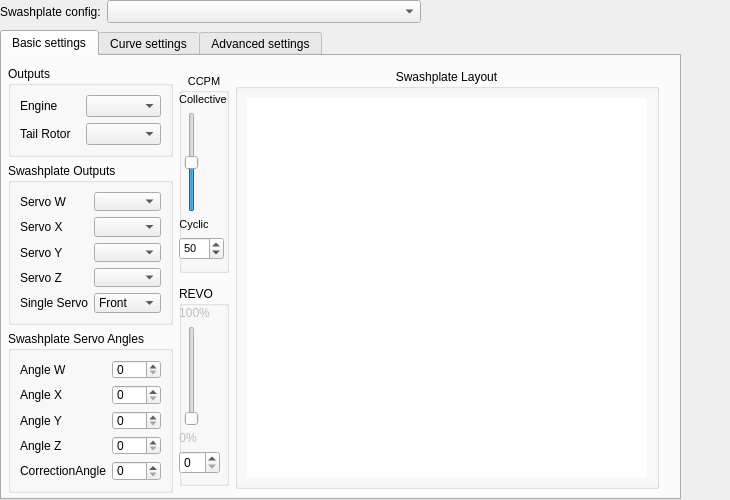
Qt form ground/src/plugins/config/ccpm.ui (openpilot/OpenPilot) before a commit.
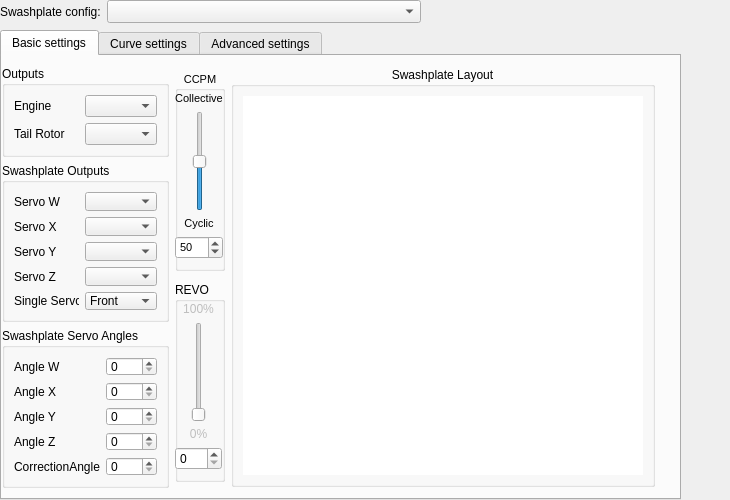
The same form after that commit. The open tabs and pages were chosen to show the change. Custom widgets are drawn as their Qt base class.

Commit message: Minor UI changes to ccpm config

```diff
--- a/ground/src/plugins/config/ccpm.ui
+++ b/ground/src/plugins/config/ccpm.ui
@@ -61,24 +61,21 @@
       <rect>
        <x>0</x>
        <y>10</y>
-       <width>657</width>
-       <height>427</height>
+       <width>656</width>
+       <height>422</height>
       </rect>
      </property>
-     <layout class="QHBoxLayout" name="horizontalLayout_4">
-      <item>
-       <layout class="QFormLayout" name="formLayout">
-        <property name="fieldGrowthPolicy">
-         <enum>QFormLayout::AllNonFixedFieldsGrow</enum>
-        </property>
-        <item row="1" column="1">
+     <layout class="QGridLayout" name="gridLayout_9">
+      <item row="0" column="0">
+       <layout class="QGridLayout" name="gridLayout_8">
+        <item row="0" column="0">
          <widget class="QGroupBox" name="SwashplateBox_2">
           <property name="title">
            <string>Outputs</string>
           </property>
           <layout class="QVBoxLayout" name="verticalLayout_16">
            <item>
-            <layout class="QFormLayout" name="formLayout_3">
+            <layout class="QGridLayout" name="gridLayout_11">
              <item row="0" column="0">
               <widget class="QLabel" name="ccpmEngineLabel">
                <property name="text">
@@ -110,17 +107,14 @@
           </layout>
          </widget>
         </item>
-        <item row="2" column="1">
+        <item row="1" column="0">
          <widget class="QGroupBox" name="SwashplateBox">
           <property name="title">
            <string>Swashplate Outputs</string>
           </property>
           <layout class="QVBoxLayout" name="verticalLayout_13">
            <item>
-            <layout class="QFormLayout" name="formLayout_2">
-             <property name="fieldGrowthPolicy">
-              <enum>QFormLayout::AllNonFixedFieldsGrow</enum>
-             </property>
+            <layout class="QGridLayout" name="gridLayout_10">
              <item row="0" column="0">
               <widget class="QLabel" name="ccpmServoWLabel">
                <property name="enabled">
@@ -162,6 +156,31 @@
                </property>
               </widget>
              </item>
+             <item row="1" column="0">
+              <widget class="QLabel" name="ccpmServoXLabel">
+               <property name="sizePolicy">
+                <sizepolicy hsizetype="MinimumExpanding" vsizetype="Preferred">
+                 <horstretch>1</horstretch>
+                 <verstretch>1</verstretch>
+                </sizepolicy>
+               </property>
+               <property name="minimumSize">
+                <size>
+                 <width>50</width>
+                 <height>0</height>
+                </size>
+               </property>
+               <property name="maximumSize">
+                <size>
+                 <width>85</width>
+                 <height>16777215</height>
+                </size>
+               </property>
+               <property name="text">
+                <string>Servo X</string>
+               </property>
+              </widget>
+             </item>
              <item row="1" column="1">
               <widget class="QComboBox" name="ccpmServoXChannel">
                <property name="sizePolicy">
@@ -248,8 +267,8 @@
                </property>
               </widget>
              </item>
-             <item row="1" column="0">
-              <widget class="QLabel" name="ccpmServoXLabel">
+             <item row="4" column="0">
+              <widget class="QLabel" name="ccpmServoZLabel_3">
                <property name="sizePolicy">
                 <sizepolicy hsizetype="MinimumExpanding" vsizetype="Preferred">
                  <horstretch>1</horstretch>
@@ -269,7 +288,7 @@
                 </size>
                </property>
                <property name="text">
-                <string>Servo X</string>
+                <string>Single Servo</string>
                </property>
               </widget>
              </item>
@@ -303,48 +322,20 @@
                </item>
               </widget>
              </item>
-             <item row="4" column="0">
-              <widget class="QLabel" name="ccpmServoZLabel_3">
-               <property name="sizePolicy">
-                <sizepolicy hsizetype="MinimumExpanding" vsizetype="Preferred">
-                 <horstretch>1</horstretch>
-                 <verstretch>1</verstretch>
-                </sizepolicy>
-               </property>
-               <property name="minimumSize">
-                <size>
-                 <width>50</width>
-                 <height>0</height>
-                </size>
-               </property>
-               <property name="maximumSize">
-                <size>
-                 <width>85</width>
-                 <height>16777215</height>
-                </size>
-               </property>
-               <property name="text">
-                <string>Single Servo</string>
-               </property>
-              </widget>
-             </item>
             </layout>
            </item>
           </layout>
          </widget>
         </item>
-        <item row="3" column="1">
+        <item row="2" column="0">
          <widget class="QGroupBox" name="SwashplateBox_3">
           <property name="title">
            <string>Swashplate Servo Angles</string>
           </property>
           <layout class="QVBoxLayout" name="verticalLayout_15">
            <item>
-            <layout class="QFormLayout" name="formLayout_4">
-             <property name="fieldGrowthPolicy">
-              <enum>QFormLayout::AllNonFixedFieldsGrow</enum>
-             </property>
-             <item row="1" column="0">
+            <layout class="QGridLayout" name="gridLayout_12">
+             <item row="0" column="0">
               <widget class="QLabel" name="ccpmServoWLabel_2">
                <property name="enabled">
                 <bool>true</bool>
@@ -360,7 +351,7 @@
                </property>
               </widget>
              </item>
-             <item row="1" column="1">
+             <item row="0" column="1">
               <widget class="QDoubleSpinBox" name="ccpmAngleW">
                <property name="decimals">
                 <number>0</number>
@@ -373,7 +364,7 @@
                </property>
               </widget>
              </item>
-             <item row="2" column="0">
+             <item row="1" column="0">
               <widget class="QLabel" name="ccpmServoXLabel_2">
                <property name="minimumSize">
                 <size>
@@ -386,7 +377,20 @@
                </property>
               </widget>
              </item>
-             <item row="3" column="0">
+             <item row="1" column="1">
+              <widget class="QDoubleSpinBox" name="ccpmAngleX">
+               <property name="decimals">
+                <number>0</number>
+               </property>
+               <property name="maximum">
+                <double>360.000000000000000</double>
+               </property>
+               <property name="singleStep">
+                <double>15.000000000000000</double>
+               </property>
+              </widget>
+             </item>
+             <item row="2" column="0">
               <widget class="QLabel" name="ccpmServoYLabel_2">
                <property name="enabled">
                 <bool>true</bool>
@@ -402,14 +406,27 @@
                </property>
               </widget>
              </item>
-             <item row="4" column="0">
+             <item row="2" column="1">
+              <widget class="QDoubleSpinBox" name="ccpmAngleY">
+               <property name="decimals">
+                <number>0</number>
+               </property>
+               <property name="maximum">
+                <double>360.000000000000000</double>
+               </property>
+               <property name="singleStep">
+                <double>15.000000000000000</double>
+               </property>
+              </widget>
+             </item>
+             <item row="3" column="0">
               <widget class="QLabel" name="ccpmServoZLabel_2">
                <property name="text">
                 <string>Angle Z</string>
                </property>
               </widget>
              </item>
-             <item row="4" column="1">
+             <item row="3" column="1">
               <widget class="QDoubleSpinBox" name="ccpmAngleZ">
                <property name="decimals">
                 <number>0</number>
@@ -422,33 +439,7 @@
                </property>
               </widget>
              </item>
-             <item row="3" column="1">
-              <widget class="QDoubleSpinBox" name="ccpmAngleY">
-               <property name="decimals">
-                <number>0</number>
-               </property>
-               <property name="maximum">
-                <double>360.000000000000000</double>
-               </property>
-               <property name="singleStep">
-                <double>15.000000000000000</double>
-               </property>
-              </widget>
-             </item>
-             <item row="2" column="1">
-              <widget class="QDoubleSpinBox" name="ccpmAngleX">
-               <property name="decimals">
-                <number>0</number>
-               </property>
-               <property name="maximum">
-                <double>360.000000000000000</double>
-               </property>
-               <property name="singleStep">
-                <double>15.000000000000000</double>
-               </property>
-              </widget>
-             </item>
-             <item row="5" column="0">
+             <item row="4" column="0">
               <widget class="QLabel" name="label_10">
                <property name="enabled">
                 <bool>true</bool>
@@ -458,7 +449,7 @@
                </property>
               </widget>
              </item>
-             <item row="5" column="1">
+             <item row="4" column="1">
               <widget class="QDoubleSpinBox" name="ccpmCorrectionAngle">
                <property name="enabled">
                 <bool>true</bool>
@@ -481,7 +472,7 @@
         </item>
        </layout>
       </item>
-      <item>
+      <item row="0" column="1">
        <layout class="QGridLayout" name="gridLayout">
         <item row="0" column="0">
          <widget class="QGroupBox" name="ccpmPitchMixingBox">
@@ -489,7 +480,7 @@
            <bool>true</bool>
           </property>
           <property name="sizePolicy">
-           <sizepolicy hsizetype="Fixed" vsizetype="Minimum">
+           <sizepolicy hsizetype="Fixed" vsizetype="Fixed">
             <horstretch>0</horstretch>
             <verstretch>0</verstretch>
            </sizepolicy>
@@ -522,11 +513,11 @@
             <rect>
              <x>0</x>
              <y>20</y>
-             <width>54</width>
+             <width>48</width>
              <height>168</height>
             </rect>
            </property>
-           <layout class="QFormLayout" name="formLayout_5">
+           <layout class="QGridLayout" name="gridLayout_6">
             <item row="0" column="0">
              <widget class="QLabel" name="label_15">
               <property name="enabled">
@@ -637,7 +628,7 @@
         <item row="1" column="0">
          <widget class="QGroupBox" name="ccpmRevoMixingBox">
           <property name="sizePolicy">
-           <sizepolicy hsizetype="Fixed" vsizetype="Preferred">
+           <sizepolicy hsizetype="Fixed" vsizetype="Fixed">
             <horstretch>0</horstretch>
             <verstretch>0</verstretch>
            </sizepolicy>
@@ -662,11 +653,11 @@
             <rect>
              <x>0</x>
              <y>20</y>
-             <width>53</width>
+             <width>47</width>
              <height>168</height>
             </rect>
            </property>
-           <layout class="QFormLayout" name="formLayout_7">
+           <layout class="QGridLayout" name="gridLayout_7">
             <item row="0" column="0">
              <widget class="QLabel" name="label_14">
               <property name="enabled">
@@ -760,7 +751,7 @@
         </item>
        </layout>
       </item>
-      <item>
+      <item row="0" column="2">
        <widget class="QGroupBox" name="ccpmRevoMixingBox_2">
         <property name="minimumSize">
          <size>
@@ -856,7 +847,7 @@
         </layout>
        </widget>
       </item>
-      <item>
+      <item row="0" column="3">
        <spacer name="horizontalSpacer_6">
         <property name="orientation">
          <enum>Qt::Horizontal</enum>
```
Left out of the diff: 10 changed lines with no effect on the pictures.
